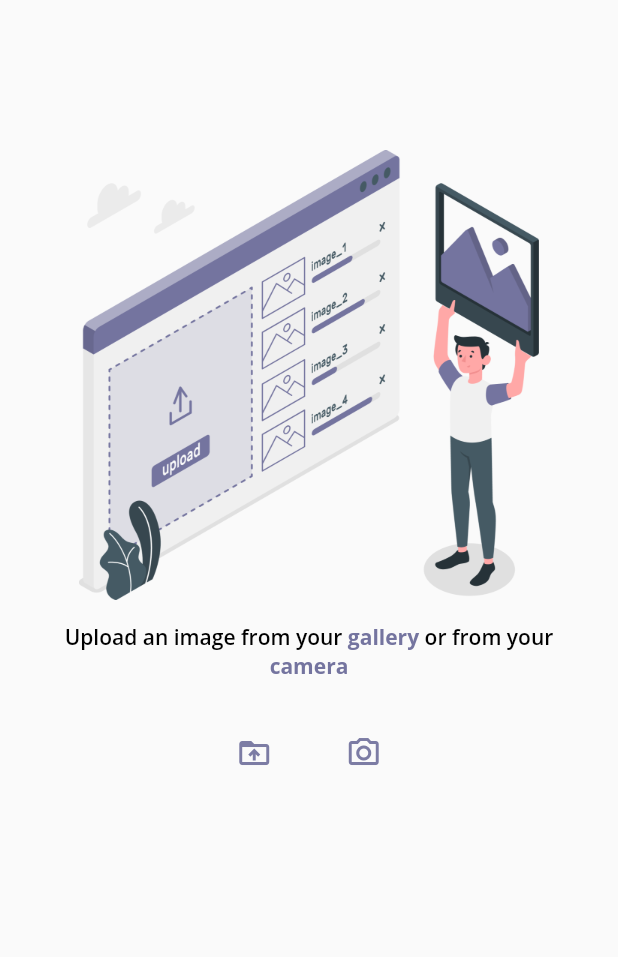
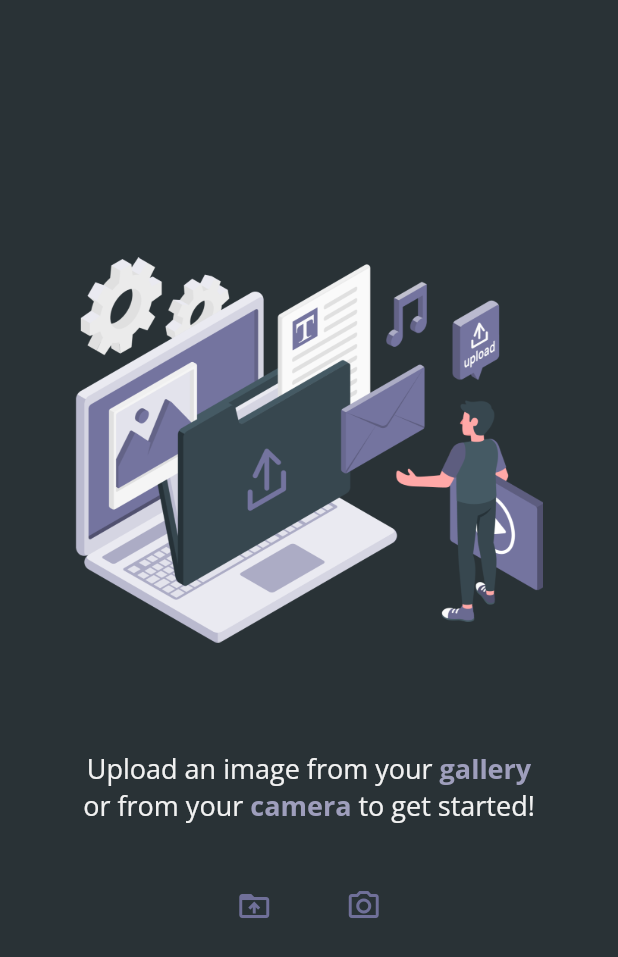
Before and after one commit to dalalbinhumaid/cats-dogs-classifier, a Flutter app: the screen it shows after launch, after a tap on the "camera alt" icon, on a phone screen of 412 x 824 dp. Shown: the top 957 px of the screen. Run offline on Flutter 3.47's test engine with Material 2 defaults, Android fonts, the phone set to English and light mode, and no system bars; our stand-ins replace google_fonts, image_picker; missing offline and left inert: tflite.

Commit message:
converted the ui to dark theme

```diff
--- /dev/null
+++ b/lib/colors.dart
@@ -0,0 +1,9 @@
+import 'dart:ui';
+
+class ThemeColor{
+  static const Color PRIMARY = Color(0xFF74749F);
+  static const Color SECONDARY = Color(0xFF9E9EBC);
+  static const Color PRIMARY_DARK = Color(0xFF293236);
+  static const Color SECONDARY_DARK = Color(0xFF8E8E99);
+  static const Color SECONDARY_LIGHT = Color(0xFFF1F1F1);
+}
--- a/lib/main.dart
+++ b/lib/main.dart
@@ -1,4 +1,5 @@
 import 'dart:async';
+import 'package:cats_and_dogs_classifier/colors.dart';
 import 'package:cats_and_dogs_classifier/screens/home-screen.dart';
 import 'package:flutter/material.dart';
 
@@ -9,9 +10,7 @@ void main() {
 class MyApp extends StatelessWidget {
   @override
   Widget build(BuildContext context) {
-    return MaterialApp(
-        debugShowCheckedModeBanner: false,
-        home: Splash());
+    return MaterialApp(debugShowCheckedModeBanner: false, home: Splash());
   }
 }
 
@@ -27,31 +26,40 @@ class _SplashState extends State<Splash> {
     Timer(Duration(seconds: 2), () {
       Navigator.of(context)
           .pushReplacement(MaterialPageRoute(builder: (_) => Home()));
-    }
-    );
+    });
   }
 
   @override
   Widget build(BuildContext context) {
     return Scaffold(
-      backgroundColor: Colors.white,
-      body: Center(
+      backgroundColor: ThemeColor.SECONDARY,
+      body: Stack(children: [
+        Container(
+          decoration: BoxDecoration(
+            image: DecorationImage(
+              image: AssetImage('assets/images/background.png'),
+              fit: BoxFit.fill,
+            ),
+          ),
+        ),
+        Center(
           child: Column(
             mainAxisAlignment: MainAxisAlignment.center,
             children: [
               Image.asset(
                 'assets/images/logo.png',
-              height: 200,
+                height: 300,
               ),
               SizedBox(
                 height: 20,
               ),
               CircularProgressIndicator(
-              valueColor: AlwaysStoppedAnimation<Color>(Color(0xFF74749F)),
+                valueColor: AlwaysStoppedAnimation<Color>(ThemeColor.SECONDARY_LIGHT),
               )
             ],
           ),
         ),
+      ]),
     );
   }
 }
--- a/lib/screens/home-screen.dart
+++ b/lib/screens/home-screen.dart
@@ -1,5 +1,6 @@
 import 'dart:io';
 
+import 'package:cats_and_dogs_classifier/colors.dart';
 import 'package:cats_and_dogs_classifier/screens/view-image-screen.dart';
 import 'package:tflite/tflite.dart';
 import 'package:flutter/material.dart';
@@ -19,10 +20,10 @@ class _HomeState extends State<Home> {
   String _label;
   String _confidence;
   TextStyle textStylePrimary = GoogleFonts.openSans(
-    textStyle: TextStyle(fontWeight: FontWeight.w600, color: Colors.black),
+    textStyle: TextStyle( color: ThemeColor.SECONDARY_LIGHT, fontSize: 18.0),
   );
   TextStyle textStyleSecondary = GoogleFonts.openSans(
-    textStyle: TextStyle(fontWeight: FontWeight.bold, color: Color(0xFF74749F)),
+    textStyle: TextStyle(fontWeight: FontWeight.bold, color: ThemeColor.SECONDARY,fontSize: 18.0),
   );
 
   @override
@@ -39,11 +40,9 @@ class _HomeState extends State<Home> {
   @override
   Widget build(BuildContext context) {
     return Scaffold(
+      backgroundColor: ThemeColor.PRIMARY_DARK,
       body: Container(
-        padding: EdgeInsets.symmetric(
-          vertical: 100.0,
-          horizontal: 40.0,
-        ),
+        padding: EdgeInsets.only(top: 150, left: 50, right: 50, bottom: 10),
         child: Column(
           mainAxisAlignment: MainAxisAlignment.start,
           crossAxisAlignment: CrossAxisAlignment.center,
@@ -54,11 +53,11 @@ class _HomeState extends State<Home> {
                 child: selectImage(),
               ),
             ),
-            SizedBox(height: 15),
+            SizedBox(height: 50),
             selectText(),
-            SizedBox(height: 25),
+            SizedBox(height: 30),
             displayIcons(),
-            SizedBox(height: 25),
+            SizedBox(height: 30),
             viewImage(),
           ],
         ),
@@ -76,6 +75,21 @@ class _HomeState extends State<Home> {
   pickImage() async {
     var imagePicker =
         await ImagePicker().pickImage(source: ImageSource.gallery);
+
+    if (imagePicker == null) return null;
+
+    setState(() {
+      _loading = true;
+      _imagePath = imagePicker;
+      _image = Image.file(File(imagePicker.path));
+    });
+
+    predict(imagePicker);
+  }
+
+  pickImageFromCamera() async {
+    var imagePicker =
+    await ImagePicker().pickImage(source: ImageSource.camera);
 
     if (imagePicker == null) return null;
 
@@ -137,6 +151,7 @@ class _HomeState extends State<Home> {
             TextSpan(text: 'gallery ', style: textStyleSecondary),
             TextSpan(text: 'or from your ', style: textStylePrimary),
             TextSpan(text: 'camera ', style: textStyleSecondary),
+            TextSpan(text: 'to get started!', style: textStylePrimary),
           ],
         ),
         textAlign: TextAlign.center,
@@ -174,7 +189,7 @@ class _HomeState extends State<Home> {
             splashColor: Color(0xFFCBCBCB),
             splashRadius: 40,
             icon: Icon(Icons.camera_alt_outlined),
-            onPressed: pickImage),
+            onPressed: pickImageFromCamera),
       ],
     );
   }
```
Also changed, not shown: assets/images/background.png (added), assets/images/cat.png, assets/images/dog.png, assets/images/logo.png, assets/images/upload.png. Lines whose indentation alone changed are shown as unchanged.
